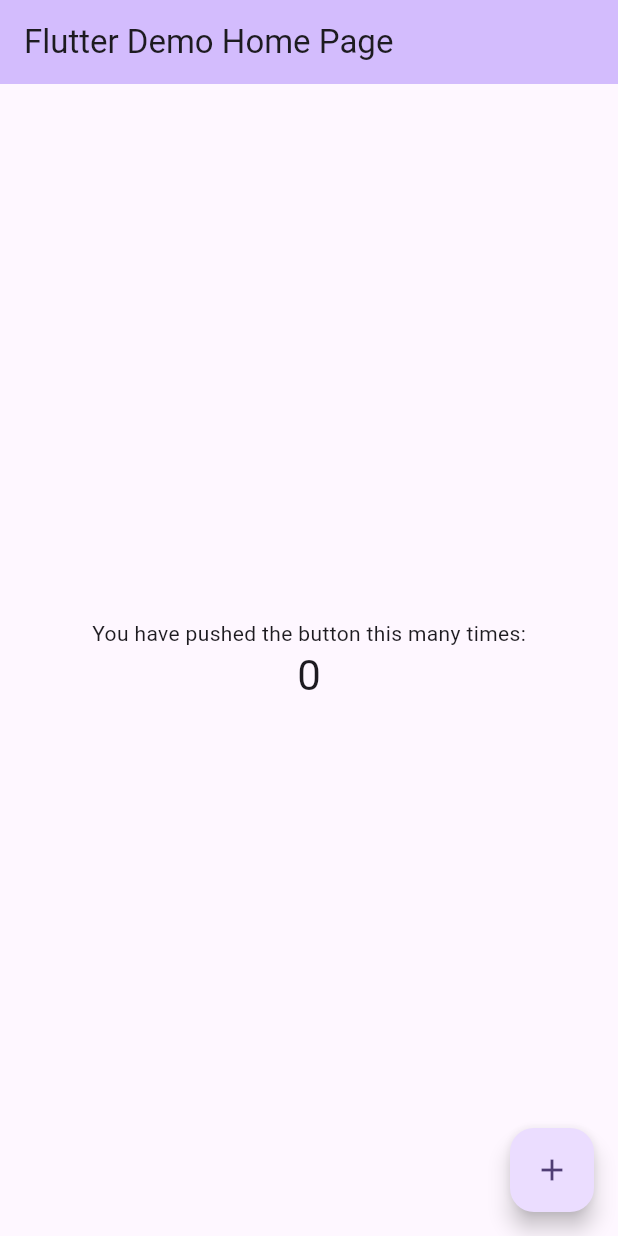
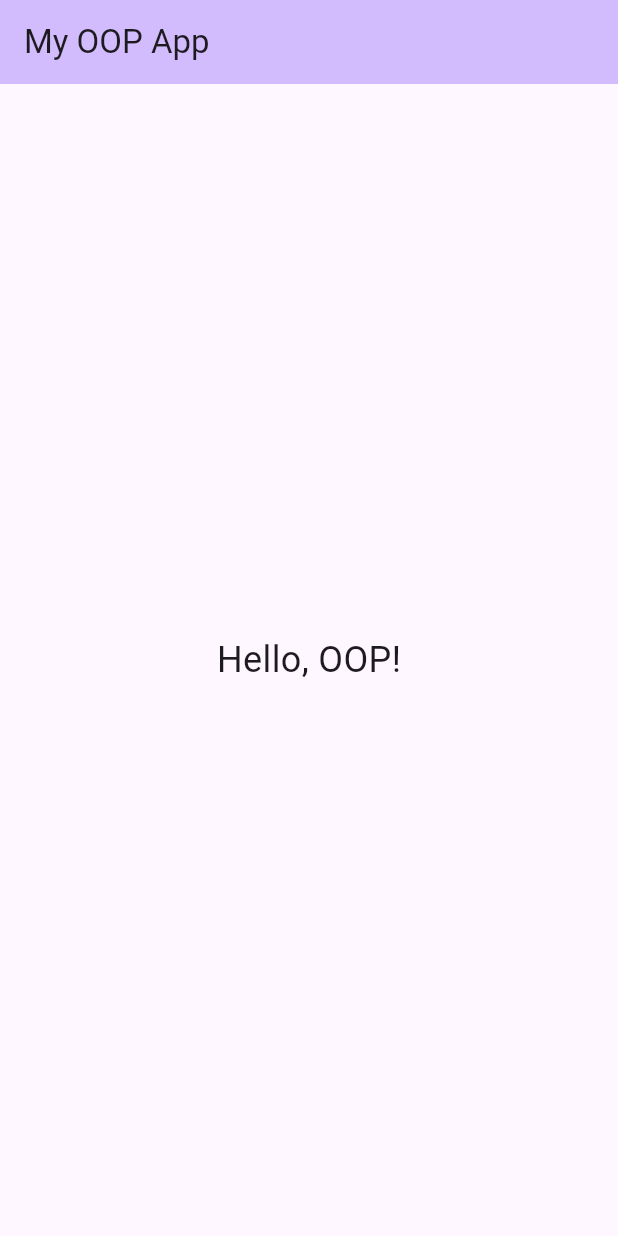
Before and after one commit to ritchieromagos/My-OOP-App, a Flutter app: the screen it shows after launch, on a phone screen of 412 x 824 dp. Run offline on Flutter 3.47's test engine with Material 3 defaults, Android fonts, the phone set to English and light mode, and no system bars.

Commit message:
Display 'Hello, OOP!' centered in main.dart

```diff
--- a/flutter_application_1/lib/main.dart
+++ b/flutter_application_1/lib/main.dart
@@ -7,119 +7,35 @@ void main() {
 class MyApp extends StatelessWidget {
   const MyApp({super.key});
 
-  // This widget is the root of your application.
   @override
   Widget build(BuildContext context) {
     return MaterialApp(
-      title: 'Flutter Demo',
+      title: 'OOP App',
       theme: ThemeData(
-        // This is the theme of your application.
-        //
-        // TRY THIS: Try running your application with "flutter run". You'll see
-        // the application has a purple toolbar. Then, without quitting the app,
-        // try changing the seedColor in the colorScheme below to Colors.green
-        // and then invoke "hot reload" (save your changes or press the "hot
-        // reload" button in a Flutter-supported IDE, or press "r" if you used
-        // the command line to start the app).
-        //
-        // Notice that the counter didn't reset back to zero; the application
-        // state is not lost during the reload. To reset the state, use hot
-        // restart instead.
-        //
-        // This works for code too, not just values: Most code changes can be
-        // tested with just a hot reload.
         colorScheme: ColorScheme.fromSeed(seedColor: Colors.deepPurple),
         useMaterial3: true,
       ),
-      home: const MyHomePage(title: 'Flutter Demo Home Page'),
+      home: const MyHomePage(),
     );
   }
 }
 
-class MyHomePage extends StatefulWidget {
-  const MyHomePage({super.key, required this.title});
-
-  // This widget is the home page of your application. It is stateful, meaning
-  // that it has a State object (defined below) that contains fields that affect
-  // how it looks.
-
-  // This class is the configuration for the state. It holds the values (in this
-  // case the title) provided by the parent (in this case the App widget) and
-  // used by the build method of the State. Fields in a Widget subclass are
-  // always marked "final".
-
-  final String title;
-
-  @override
-  State<MyHomePage> createState() => _MyHomePageState();
-}
-
-class _MyHomePageState extends State<MyHomePage> {
-  int _counter = 0;
-
-  void _incrementCounter() {
-    setState(() {
-      // This call to setState tells the Flutter framework that something has
-      // changed in this State, which causes it to rerun the build method below
-      // so that the display can reflect the updated values. If we changed
-      // _counter without calling setState(), then the build method would not be
-      // called again, and so nothing would appear to happen.
-      _counter++;
-    });
-  }
+class MyHomePage extends StatelessWidget {
+  const MyHomePage({super.key});
 
   @override
   Widget build(BuildContext context) {
-    // This method is rerun every time setState is called, for instance as done
-    // by the _incrementCounter method above.
-    //
-    // The Flutter framework has been optimized to make rerunning build methods
-    // fast, so that you can just rebuild anything that needs updating rather
-    // than having to individually change instances of widgets.
     return Scaffold(
       appBar: AppBar(
-        // TRY THIS: Try changing the color here to a specific color (to
-        // Colors.amber, perhaps?) and trigger a hot reload to see the AppBar
-        // change color while the other colors stay the same.
         backgroundColor: Theme.of(context).colorScheme.inversePrimary,
-        // Here we take the value from the MyHomePage object that was created by
-        // the App.build method, and use it to set our appbar title.
-        title: Text(widget.title),
+        title: const Text('My OOP App'),
       ),
-      body: Center(
-        // Center is a layout widget. It takes a single child and positions it
-        // in the middle of the parent.
-        child: Column(
-          // Column is also a layout widget. It takes a list of children and
-          // arranges them vertically. By default, it sizes itself to fit its
-          // children horizontally, and tries to be as tall as its parent.
-          //
-          // Column has various properties to control how it sizes itself and
-          // how it positions its children. Here we use mainAxisAlignment to
-          // center the children vertically; the main axis here is the vertical
-          // axis because Columns are vertical (the cross axis would be
-          // horizontal).
-          //
-          // TRY THIS: Invoke "debug painting" (choose the "Toggle Debug Paint"
-          // action in the IDE, or press "p" in the console), to see the
-          // wireframe for each widget.
-          mainAxisAlignment: MainAxisAlignment.center,
-          children: <Widget>[
-            const Text(
-              'You have pushed the button this many times:',
-            ),
-            Text(
-              '$_counter',
-              style: Theme.of(context).textTheme.headlineMedium,
-            ),
-          ],
+      body: const Center(
+        child: Text(
+          'Hello, OOP!',
+          style: TextStyle(fontSize: 24),
         ),
       ),
-      floatingActionButton: FloatingActionButton(
-        onPressed: _incrementCounter,
-        tooltip: 'Increment',
-        child: const Icon(Icons.add),
-      ), // This trailing comma makes auto-formatting nicer for build methods.
     );
   }
 }
```
